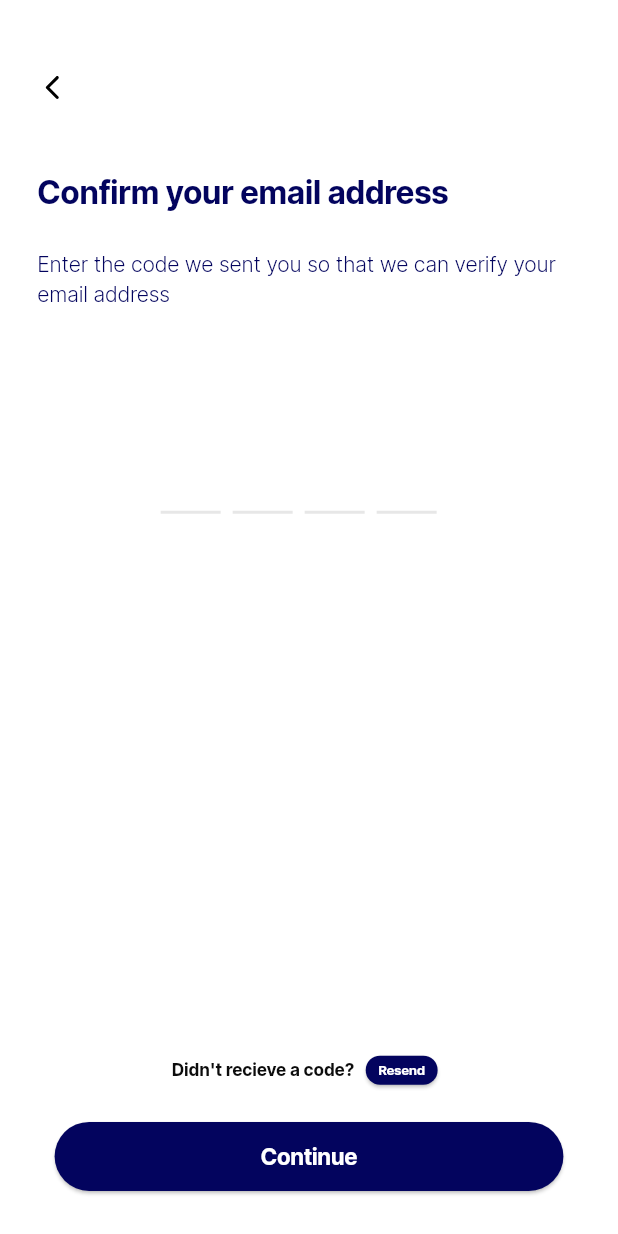
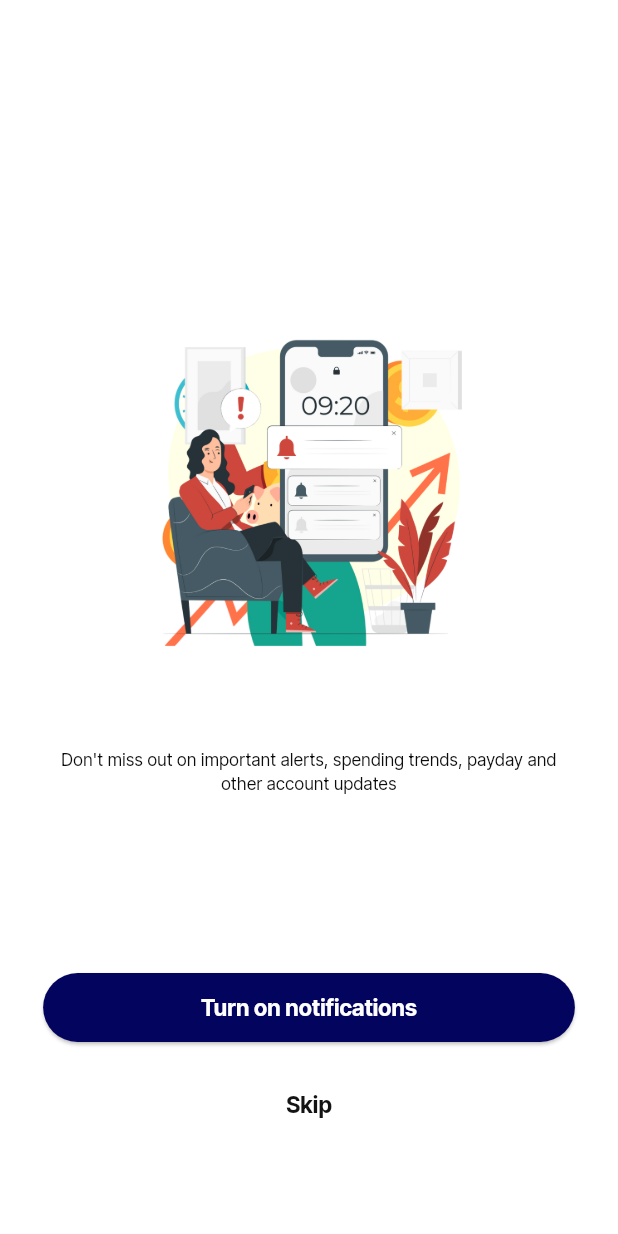
Before and after one commit to nonyonah/albus, a Flutter app: the OtpCodeScreen screen opened by its route, after a tap on "Continue", on a phone screen of 412 x 824 dp. Run offline on Flutter 3.47's test engine with Material 3 defaults, Android fonts, the phone set to English and light mode, and no system bars; drawn by our look-alikes of flutter_otp_text_field; our stand-ins replace cached_network_image, connectivity_plus, firebase_auth, firebase_core, flutter_svg, fluttertoast and 5 more; missing offline and left inert: country_pickers; accounts and stored records are empty; project files that could hold a hidden picture were left out.

Commit message:
Notification permissions

```diff
--- a/lib/core/utils/image_constant.dart
+++ b/lib/core/utils/image_constant.dart
@@ -5,7 +5,7 @@ class ImageConstant {
   static String imgEyeOpen = '$imagePath/Eye.svg';
   static String imgEyeClose = '$imagePath/EyeSlash.svg';
   static String imgOnboarding = '$imagePath/Onboarding.png';
-  static String imgNotifications = '$imagePath/Notifications.svg';
+  static String imgNotifications = '$imagePath/Notifications.png';
   static String imgConnecting = '$imagePath/Connecting account.svg';
   static String imgSuccess = '$imagePath/Success.svg';
 }
--- a/lib/routes/app_routes.dart
+++ b/lib/routes/app_routes.dart
@@ -1,3 +1,4 @@
+import 'package:albus/screens/notification_permission_screen/notification_permission_screen.dart';
 import 'package:albus/screens/onboarding_screen/binding/onboarding_binding.dart';
 import 'package:albus/screens/onboarding_screen/onboarding_screen.dart';
 import 'package:albus/screens/otp_code_screen/binding/otp_binding.dart';
@@ -8,13 +9,14 @@ import 'package:albus/screens/splash_screen/binding/splash_binding.dart';
 import 'package:albus/screens/splash_screen/splash_screen.dart';
 import 'package:get/route_manager.dart';
 
+import '../screens/notification_permission_screen/binding/notification_permission_binding.dart';
+
 class AppRoutes {
   static const String splashScreen = '/splash';
   static const String onboardingScreen = '/onboarding';
   static const String registerScreen = '/register';
   static const String otpScreen = '/otp';
-  static const String nameScreen = '/name';
-  static const String createYourPasswordScreen = '/createyourpassword';
+  static const String notificationPermissionScreen = '/notification';
 
   static List<GetPage> pages = [
     GetPage(
@@ -36,5 +38,10 @@ class AppRoutes {
       page: () => const OtpCodeScreen(),
       bindings: [OtpCodeBinding()],
     ),
+    GetPage(
+      name: notificationPermissionScreen,
+      page: () => const NotificationPermissionScreen(),
+      bindings: [NotificationPermissionBinding()],
+    )
   ];
 }
--- /dev/null
+++ b/lib/screens/notification_permission_screen/binding/notification_permission_binding.dart
@@ -0,0 +1,9 @@
+import 'package:albus/screens/notification_permission_screen/controller/notification_permission_controller.dart';
+import 'package:get/get.dart';
+
+class NotificationPermissionBinding extends Bindings {
+  @override
+  void dependencies() {
+    Get.lazyPut(() => NotificationPermissionController());
+  }
+}
--- /dev/null
+++ b/lib/screens/notification_permission_screen/models/notification_permission_model.dart
@@ -0,0 +1,3 @@
+class NotificationPermissionModel {
+  bool isPermissionGranted = false;
+}
--- /dev/null
+++ b/lib/screens/notification_permission_screen/notification_permission_screen.dart
@@ -0,0 +1,70 @@
+import 'package:albus/core/utils/size_utils.dart';
+import 'package:albus/themes/theme_helper.dart';
+import 'package:albus/widgets/custom_image_view.dart';
+import 'package:flutter/material.dart';
+import 'package:get/get.dart';
+import '../../core/utils/image_constant.dart';
+import '../../themes/custom_text_style.dart';
+import 'controller/notification_permission_controller.dart';
+import 'package:albus/widgets/custom_elevated_button.dart';
+
+class NotificationPermissionScreen
+    extends GetWidget<NotificationPermissionController> {
+  const NotificationPermissionScreen({super.key});
+
+  @override
+  Widget build(BuildContext context) {
+    return SafeArea(
+      child: Scaffold(
+        backgroundColor: appTheme.whiteA700,
+        body: Container(
+          width: double.maxFinite,
+          padding: EdgeInsets.symmetric(
+            horizontal: 30.h,
+            vertical: 72.v,
+          ),
+          child: Column(
+            mainAxisAlignment: MainAxisAlignment.center,
+            children: [
+              SizedBox(height: 140.v),
+              CustomImageView(
+                imagePath: ImageConstant.imgNotifications,
+                height: 300.adaptSize,
+                width: double.maxFinite,
+                margin: EdgeInsets.only(
+                  left: 28.h,
+                  right: 30.h,
+                ),
+              ),
+              SizedBox(height: 52.v),
+              Text(
+                'Don\'t miss out on important alerts, spending trends, payday and other account updates',
+                maxLines: 2,
+                overflow: TextOverflow.ellipsis,
+                textAlign: TextAlign.center,
+                style: Theme.of(context).textTheme.bodyMedium,
+              ),
+              const Spacer(),
+              CustomElevatedButton(
+                text: 'Turn on notifications',
+                onPressed: () {
+                  controller.showPermissionDialog(context);
+                },
+              ),
+              SizedBox(height: 20.v),
+              TextButton(
+                onPressed: () {
+                  Get.toNamed('/');
+                },
+                child: Text(
+                  'Skip',
+                  style: CustomTextStyle.titleMediumOutiftOnPrimary,
+                ),
+              ),
+            ],
+          ),
+        ),
+      ),
+    );
+  }
+}
--- a/lib/screens/onboarding_screen/onboarding_screen.dart
+++ b/lib/screens/onboarding_screen/onboarding_screen.dart
@@ -30,6 +30,10 @@ class OnboardingScreen extends GetWidget<OnboardingController> {
                 imagePath: ImageConstant.imgOnboarding,
                 height: 300.adaptSize,
                 width: double.maxFinite,
+                margin: EdgeInsets.only(
+                  left: 28.h,
+                  right: 30.h,
+                ),
               ),
               SizedBox(height: 52.v),
               Text(
--- a/lib/screens/otp_code_screen/otp_code_screen.dart
+++ b/lib/screens/otp_code_screen/otp_code_screen.dart
@@ -9,7 +9,6 @@ import 'package:albus/widgets/custom_text_form.dart';
 import 'package:flutter/material.dart';
 import 'package:flutter_otp_text_field/flutter_otp_text_field.dart';
 import 'package:get/get.dart';
-
 
 class OtpCodeScreen extends GetWidget<OtpCodeController> {
   const OtpCodeScreen({super.key});
@@ -27,8 +26,11 @@ class OtpCodeScreen extends GetWidget<OtpCodeController> {
             right: 26.h,
           ),
           child: Column(
-            children: [_buildVerificationSection(),
-            SizedBox(height: 4.v,)
+            children: [
+              _buildVerificationSection(),
+              SizedBox(
+                height: 4.v,
+              )
             ],
           ),
         ),
@@ -37,9 +39,7 @@ class OtpCodeScreen extends GetWidget<OtpCodeController> {
   }
 
   Widget _otpCodeInput() {
-    return OtpTextField(
-      textStyle: theme.textTheme.headlineSmall
-    );
+    return OtpTextField(textStyle: theme.textTheme.headlineSmall);
   }
 
   Widget _buildVerificationSection() {
@@ -71,8 +71,7 @@ class OtpCodeScreen extends GetWidget<OtpCodeController> {
                   overflow: TextOverflow.ellipsis,
                   style: theme.textTheme.bodyLarge!.copyWith(
                     height: 1.38,
-                )
-              ),
+                  )),
             ),
             SizedBox(height: 100.v),
             _otpCodeInput(),
@@ -105,17 +104,17 @@ class OtpCodeScreen extends GetWidget<OtpCodeController> {
                 right: 6.h,
               ),
               onPressed: () {
-                Get.toNamed('/');
+                Get.toNamed('/notification');
               },
               alignment: Alignment.center,
             ),
             SizedBox(height: 30.v),
           ],
         ),
-
       ),
     );
   }
+
   void backButton() {
     Get.back();
   }
--- a/pubspec.yaml
+++ b/pubspec.yaml
@@ -52,6 +52,7 @@ dependencies:
   firebase_core: ^3.1.0
   firebase_auth: ^5.1.0
   fluttertoast: ^8.2.6
+  permission_handler: ^11.3.1
 
 
 
```
Also changed, not shown: lib/screens/notification_permission_screen/controller/notification_permission_controller.dart (added, +55 -0 lines), lib/themes/theme_helper.dart (+4 -4 lines), assets/images/Notifications.png (added), assets/images/Notifications.svg (deleted), assets/images/Onboarding.svg (deleted), pubspec.lock. Lines whose indentation alone changed are shown as unchanged.
